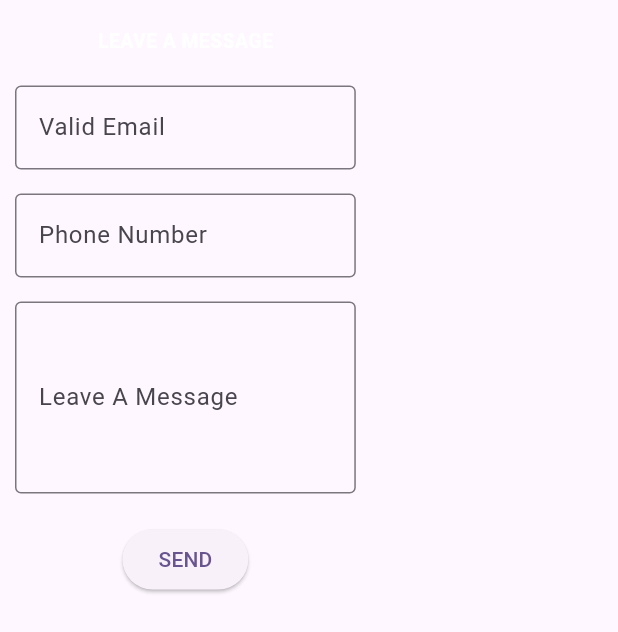
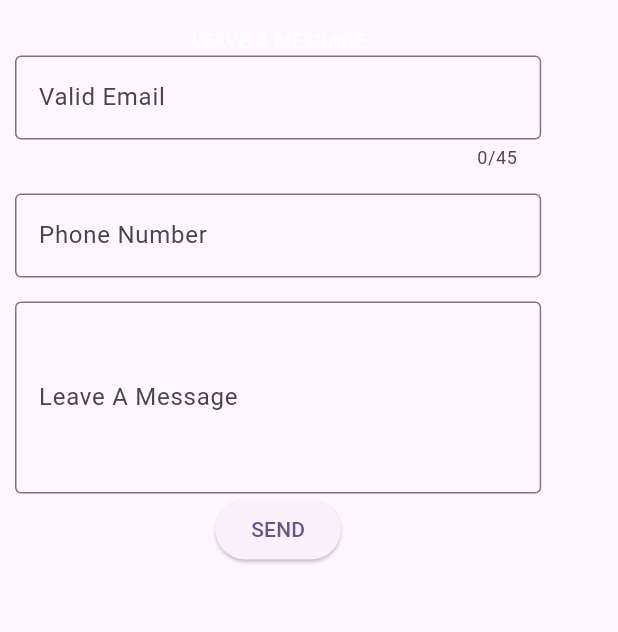
Before and after one commit to realkevo/toptech, a Flutter app: the MailUploadPage widget shown alone on an empty page, opened directly, on a phone screen of 412 x 824 dp. Shown: the top 632 px of the screen. Run offline on Flutter 3.47's test engine with Material 3 defaults, Android fonts, the phone set to English and light mode, and no system bars; our stand-ins replace cloud_firestore, file_picker, firebase_core, image_picker; missing offline and left inert: dart:html; accounts and stored records are empty.

```diff
--- a/lib/widgets/email_upload_widget.dart
+++ b/lib/widgets/email_upload_widget.dart
@@ -112,10 +112,11 @@ class _MailUploadPageState extends State<MailUploadPage> {
 
   @override
   Widget build(BuildContext context) {
-    return Padding(
+    return
+      Padding(
       padding: const EdgeInsets.only(top: 8.0, bottom: 8.0),
-      child: Container(
-        width: MediaQuery.sizeOf(context).width * 0.6,
+      child:       Container(
+        width: MediaQuery.sizeOf(context).width * 0.9,
         child: Padding(
           padding: EdgeInsets.all(10.0),
           child: Column(
@@ -126,51 +127,46 @@ class _MailUploadPageState extends State<MailUploadPage> {
                     fontSize: 13,
                     color: Colors.white
                 ),),
-              SizedBox(height: 20,),
               TextField(
                 controller: _emailController,
                 decoration: InputDecoration(
                   labelText: 'Valid Email',
+                  hintText: 'Enter your email',
                   border: OutlineInputBorder(),
                 ),
                 keyboardType: TextInputType.emailAddress,
-                style: TextStyle(color: Colors.white),
+                style: TextStyle(color: Colors.white),  // Set text color to white
                 textAlign: TextAlign.center,  // Center-align the typed text
-
+                maxLength: 45,  // Set maximum length for the email to 45 characters
               ),
               SizedBox(height: 16),
               TextField(
                 controller: _phoneController,
                 decoration: InputDecoration(
                   labelText: 'Phone Number',
+                  hintText: 'Enter your phone number',
                   border: OutlineInputBorder(),
                 ),
                 keyboardType: TextInputType.phone,
-                style: TextStyle(color: Colors.white),
-                textAlign: TextAlign.center,  // Center-align the typed text
-
-
                 inputFormatters: [
                   LengthLimitingTextInputFormatter(14), // Limit phone number to 14 characters
                 ],
+                style: TextStyle(color: Colors.white),  // Set text color to white
+                textAlign: TextAlign.center,  // Center-align the typed text
               ),
               SizedBox(height: 16),
               TextField(
                 controller: _messageController,
                 decoration: InputDecoration(
                   labelText: 'Leave A Message',
-                  hintStyle: TextStyle(
-                    color: Colors.white,
-                  ),
+                  hintText: 'Enter your message',
                   border: OutlineInputBorder(),
                 ),
                 maxLines: 4,
-                style: TextStyle(color: Colors.white),
+                style: TextStyle(color: Colors.white),  // Set text color to white
                 textAlign: TextAlign.center,  // Center-align the typed text
+              ),
 
-
-              ),
-              SizedBox(height: 20),
               ElevatedButton(
                 onPressed: _submitForm,
                 child: Text('SEND'),
@@ -179,6 +175,7 @@ class _MailUploadPageState extends State<MailUploadPage> {
           ),
         ),
       ),
+
       );
   }
 }
```
Also changed, not shown: 1 other file. Lines whose indentation alone changed are shown as unchanged.
